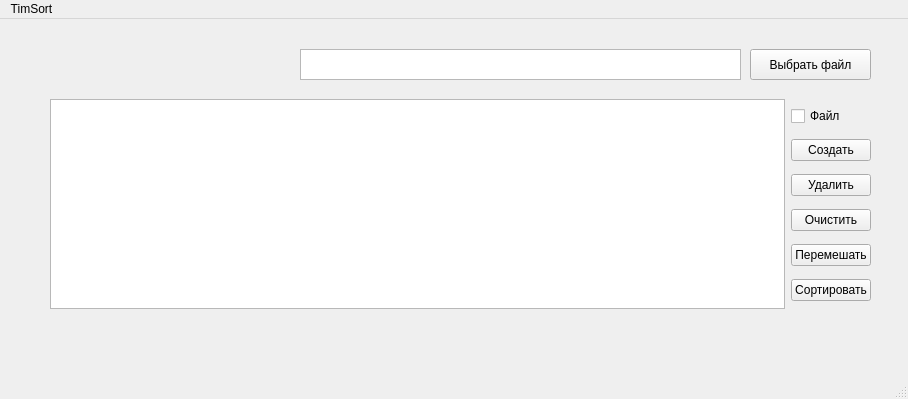
Above: DataTimSort/mainwindow.ui from CryStudyOrganization/Process-Threads before the change. Below: the same form after it.
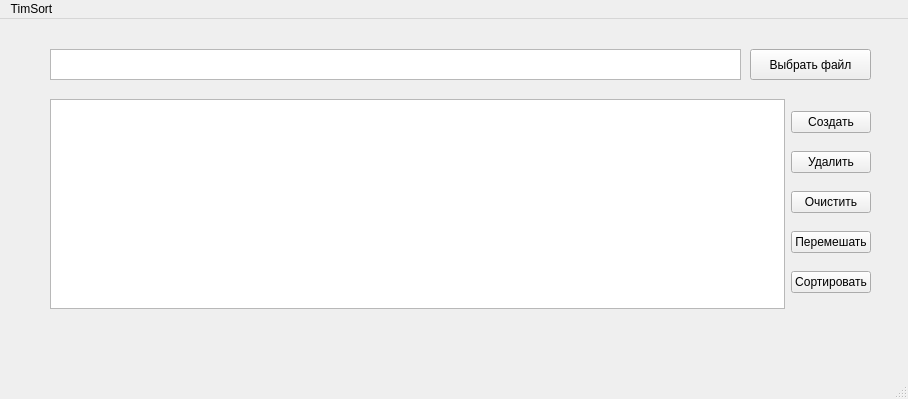
That is the form after the change.

Patch:
```diff
--- a/DataTimSort/mainwindow.ui
+++ b/DataTimSort/mainwindow.ui
@@ -29,13 +29,6 @@
      </item>
      <item>
       <layout class="QVBoxLayout" name="verticalLayout">
-       <item>
-        <widget class="QCheckBox" name="_isFile">
-         <property name="text">
-          <string>Файл</string>
-         </property>
-        </widget>
-       </item>
        <item>
         <widget class="QPushButton" name="_create">
          <property name="text">
@@ -91,9 +84,9 @@
    <widget class="QTextBrowser" name="currPath">
     <property name="geometry">
      <rect>
-      <x>300</x>
+      <x>50</x>
       <y>30</y>
-      <width>441</width>
+      <width>691</width>
       <height>31</height>
      </rect>
     </property>
```
Left out of the diff: 2 changed lines with no effect on the pictures.
